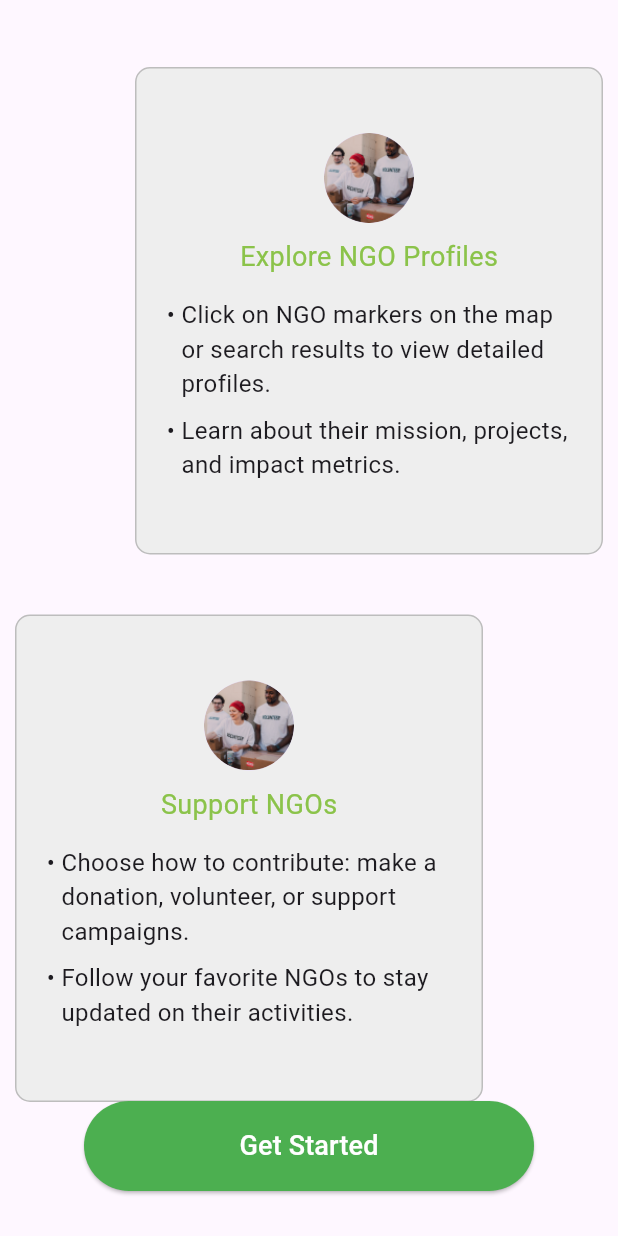
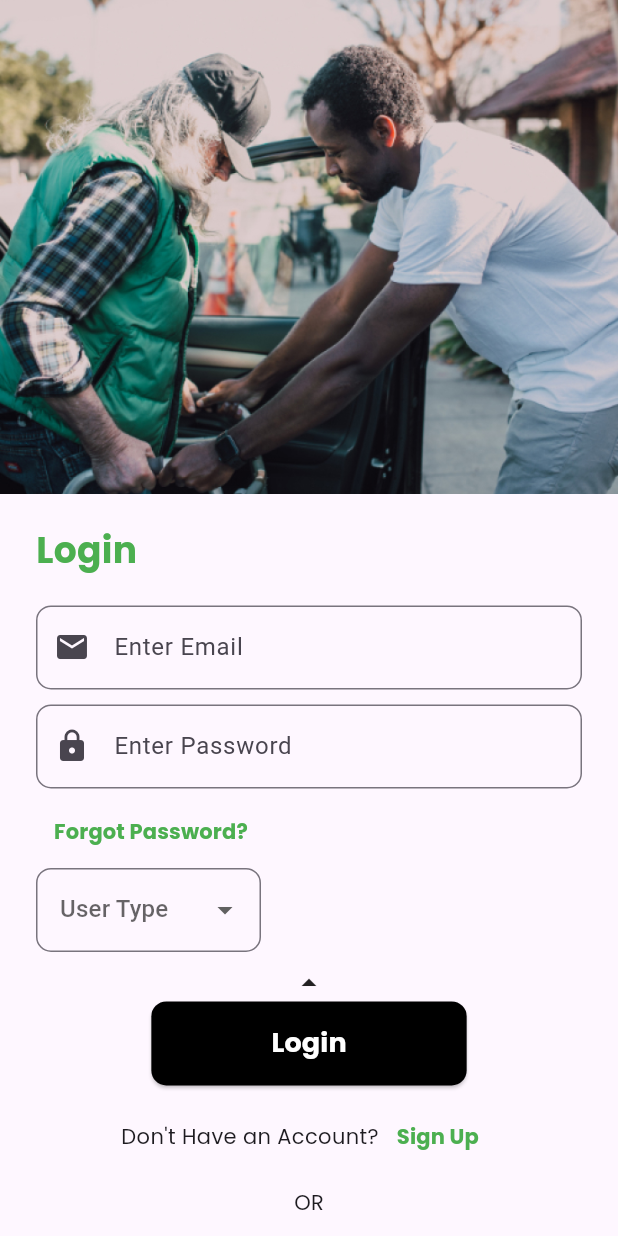
Before and after one commit to Amitkumarkoli/NGO_SCOUT, a Flutter app: the screen it shows after launch, scrolled down 1943 dp, after a tap on "Get Started", on a phone screen of 412 x 824 dp. Run offline on Flutter 3.47's test engine with Material 3 defaults, Android fonts, the phone set to English and light mode, and no system bars; our stand-ins replace google_fonts.

Commit message:
adding login/signup UI and navigation

```diff
--- a/lib/core/providers/welcome_provider.dart
+++ b/lib/core/providers/welcome_provider.dart
@@ -0,0 +1,12 @@
+import 'package:flutter/material.dart';
+
+class WelcomeProvider with ChangeNotifier {
+  bool _showNewContent = false;
+
+  bool get showNewContent => _showNewContent;
+
+  void showNewScreen() {
+    _showNewContent = true;
+    notifyListeners();
+  }
+}
--- /dev/null
+++ b/lib/features/presentation/screens/login_screen.dart
@@ -0,0 +1,172 @@
+import 'package:flutter/material.dart';
+import 'package:google_fonts/google_fonts.dart';
+
+class LoginScreen extends StatelessWidget {
+  @override
+  Widget build(BuildContext context) {
+    return Scaffold(
+      body: SingleChildScrollView(
+        child: Column(
+          children: [
+            Container(
+              width: double.infinity,
+              height: MediaQuery.of(context).size.height * 0.4,
+              child: Image.asset(
+                'assets/images/volunteer2.jpg',
+                fit: BoxFit.cover,
+              ),
+            ),
+            SizedBox(height: 20),
+            Padding(
+              padding: const EdgeInsets.symmetric(horizontal: 24.0),
+              child: Column(
+                crossAxisAlignment: CrossAxisAlignment.start,
+                children: [
+                  Text(
+                    'Login',
+                    style: GoogleFonts.poppins(
+                      fontSize: 24,
+                      fontWeight: FontWeight.bold,
+                      color: Colors.green[500],
+                    ),
+                  ),
+                  SizedBox(height: 20),
+                  TextFormField(
+                    decoration: InputDecoration(
+                      prefixIcon: Icon(Icons.email),
+                      labelText: 'Enter Email',
+                      border: OutlineInputBorder(
+                        borderRadius: BorderRadius.circular(10),
+                      ),
+                    ),
+                  ),
+                  SizedBox(height: 10),
+                  TextFormField(
+                    decoration: InputDecoration(
+                      prefixIcon: Icon(Icons.lock),
+                      labelText: 'Enter Password',
+                      border: OutlineInputBorder(
+                        borderRadius: BorderRadius.circular(10),
+                      ),
+                    ),
+                    obscureText: true,
+                  ),
+                  SizedBox(height: 5),
+                  Align(
+                    alignment: Alignment.centerLeft,
+                    child: TextButton(
+                      onPressed: () {},
+                      child: Text(
+                        'Forgot Password?',
+                        style: GoogleFonts.poppins(
+                          color: Colors.green,
+                          fontWeight: FontWeight.bold,
+                        ),
+                      ),
+                    ),
+                  ),
+                  Container(
+                    width: 150,
+                    height: 60,
+                    child: DropdownButtonFormField<String>(
+                      decoration: InputDecoration(
+                        border: OutlineInputBorder(
+                          borderRadius: BorderRadius.circular(10),
+                        ),
+                      ),
+                      items: ['NGO', 'People']
+                          .map((label) => DropdownMenuItem(
+                                child: Text(label),
+                                value: label,
+                              ))
+                          .toList(),
+                      hint: Text('User Type'),
+                      onChanged: (value) {},
+                    ),
+                  ),
+                  SizedBox(height: 5),
+                  Center(
+                    child: Icon(
+                      Icons.arrow_drop_up,
+                    ),
+                  ),
+                  Center(
+                    child: ElevatedButton(
+                      onPressed: () {},
+                      style: ElevatedButton.styleFrom(
+                        backgroundColor: Colors.black,
+                        shape: RoundedRectangleBorder(
+                          borderRadius: BorderRadius.circular(10),
+                        ),
+                        padding: EdgeInsets.symmetric(
+                            vertical: 15.0, horizontal: 80.0),
+                      ),
+                      child: Text(
+                        'Login',
+                        style: GoogleFonts.poppins(
+                          color: Colors.white,
+                          fontSize: 18,
+                          fontWeight: FontWeight.bold,
+                        ),
+                      ),
+                    ),
+                  ),
+                  SizedBox(height: 10),
+                  Row(
+                    mainAxisAlignment: MainAxisAlignment.center,
+                    children: [
+                      Text(
+                        'Don\'t Have an Account?',
+                        style: GoogleFonts.poppins(),
+                      ),
+                      TextButton(
+                        onPressed: () {
+                          Navigator.pushNamed(context, '/signup');
+                        },
+                        child: Text(
+                          'Sign Up',
+                          style: GoogleFonts.poppins(
+                            color: Colors.green,
+                            fontWeight: FontWeight.bold,
+                          ),
+                        ),
+                      ),
+                    ],
+                  ),
+                  SizedBox(height: 10),
+                  Center(
+                    child: Text(
+                      'OR',
+                      style: GoogleFonts.poppins(),
+                    ),
+                  ),
+                  SizedBox(height: 10),
+                  Row(
+                    mainAxisAlignment: MainAxisAlignment.center,
+                    children: [
+                      IconButton(
+                        onPressed: () {},
+                        icon: Image.asset(
+                          'assets/images/google_icon.png',
+                          width: 24,
+                          height: 24,
+                        ),
+                      ),
+                      IconButton(
+                        onPressed: () {},
+                        icon: Icon(
+                          Icons.facebook,
+                          color: Colors.blue,
+                        ),
+                      ),
+                    ],
+                  ),
+                ],
+              ),
+            ),
+          ],
+        ),
+      ),
+    );
+  }
+}
--- a/lib/features/presentation/screens/welcome_screen.dart
+++ b/lib/features/presentation/screens/welcome_screen.dart
@@ -1,7 +1,7 @@
 import 'package:flutter/material.dart';
 import 'package:ngo_scout/features/presentation/screens/scrollable_content_screen.dart';
 import 'package:provider/provider.dart';
-import '../../domain/providers/welcome_provider.dart';
+import 'package:ngo_scout/core/providers/welcome_provider.dart';
 
 class WelcomeScreen extends StatefulWidget {
   @override
@@ -31,7 +31,7 @@ class _WelcomeScreenState extends State<WelcomeScreen> {
                 crossAxisAlignment: CrossAxisAlignment.start,
                 children: [
                   Text(
-                    'welcome to',
+                    'Welcome to',
                     style: TextStyle(
                       fontSize: 18,
                       fontWeight: FontWeight.w400,
@@ -91,7 +91,9 @@ class _WelcomeScreenState extends State<WelcomeScreen> {
                     backgroundColor: Colors.green[500],
                     foregroundColor: Colors.white,
                   ),
-                  onPressed: () {},
+                  onPressed: () {
+                    Navigator.pushNamed(context, '/login');
+                  },
                   child: Text(
                     'Get Started',
                     style: TextStyle(fontSize: 18),
--- a/lib/main.dart
+++ b/lib/main.dart
@@ -1,7 +1,11 @@
+// lib/main.dart
 import 'package:flutter/material.dart';
-import 'package:ngo_scout/features/domain/providers/welcome_provider.dart';
-import 'package:ngo_scout/features/presentation/screens/welcome_screen.dart';
+import 'package:ngo_scout/core/providers/welcome_provider.dart';
 import 'package:provider/provider.dart';
+import 'features/presentation/screens/welcome_screen.dart';
+import 'features/presentation/screens/login_screen.dart';
+import 'features/presentation/screens/signup_screen.dart';
+import 'features/presentation/screens/scrollable_content_screen.dart';
 
 void main() {
   runApp(MyApp());
@@ -10,14 +14,22 @@ void main() {
 class MyApp extends StatelessWidget {
   @override
   Widget build(BuildContext context) {
-    return ChangeNotifierProvider(
-      create: (context) => WelcomeProvider(),
+    return MultiProvider(
+      providers: [
+        ChangeNotifierProvider(create: (_) => WelcomeProvider()),
+      ],
       child: MaterialApp(
         title: 'NGO Scout',
         theme: ThemeData(
           primarySwatch: Colors.green,
         ),
-        home: WelcomeScreen(),
+        initialRoute: '/',
+        routes: {
+          '/': (context) => WelcomeScreen(),
+          '/newContent': (context) => NewContentScreen(),
+          '/login': (context) => LoginScreen(),
+          '/signup': (context) => SignUpScreen(),
+        },
       ),
     );
   }
--- a/pubspec.yaml
+++ b/pubspec.yaml
@@ -37,6 +37,7 @@ dependencies:
   cupertino_icons: ^1.0.6
   provider: ^6.1.2
   flutter_custom_clippers: ^2.1.0
+  google_fonts: ^6.2.1
 
 dev_dependencies:
   flutter_test:
@@ -67,6 +68,9 @@ flutter:
     - assets/images/avatar1.png
     - assets/images/avatar2.png
     - assets/images/avatar3.png
+    - assets/images/volunteer.jpg
+    - assets/images/volunteer2.jpg
+    - assets/images/google_icon.png
 
 
   # An image asset can refer to one or more resolution-specific "variants", see
```
Also changed, not shown: lib/features/presentation/screens/signup_screen.dart (added, +173 -0 lines), assets/images/google_icon.png (added), assets/images/volunteer.jpg (added), assets/images/volunteer2.jpg (added), pubspec.lock, 1 other file.
